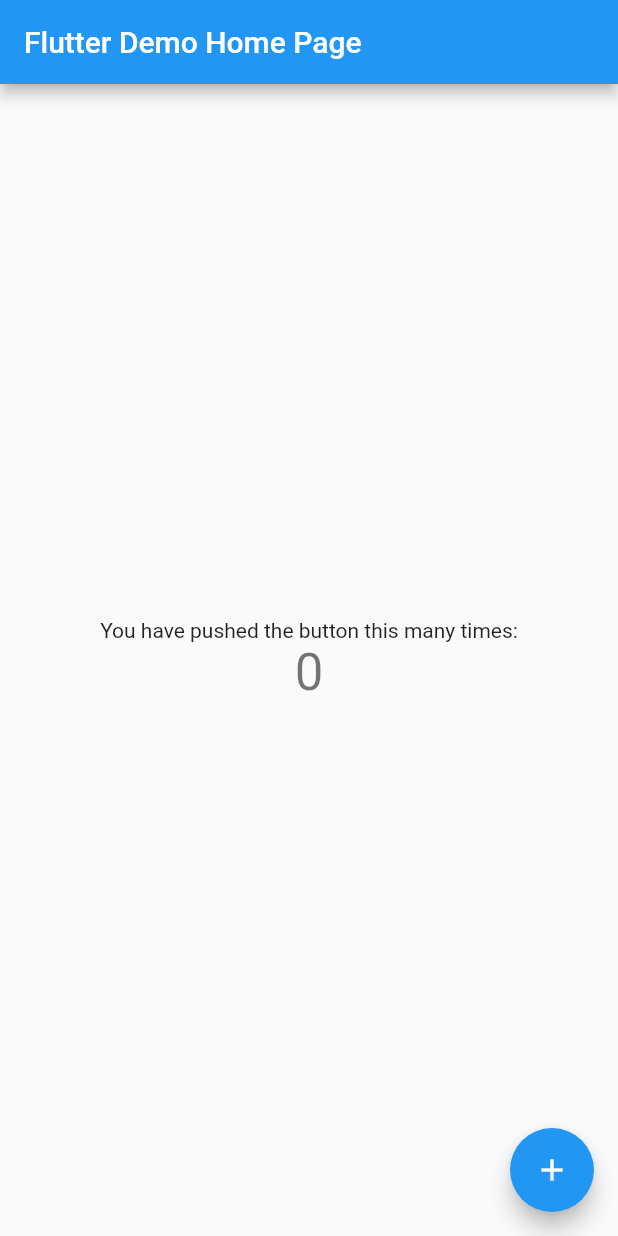
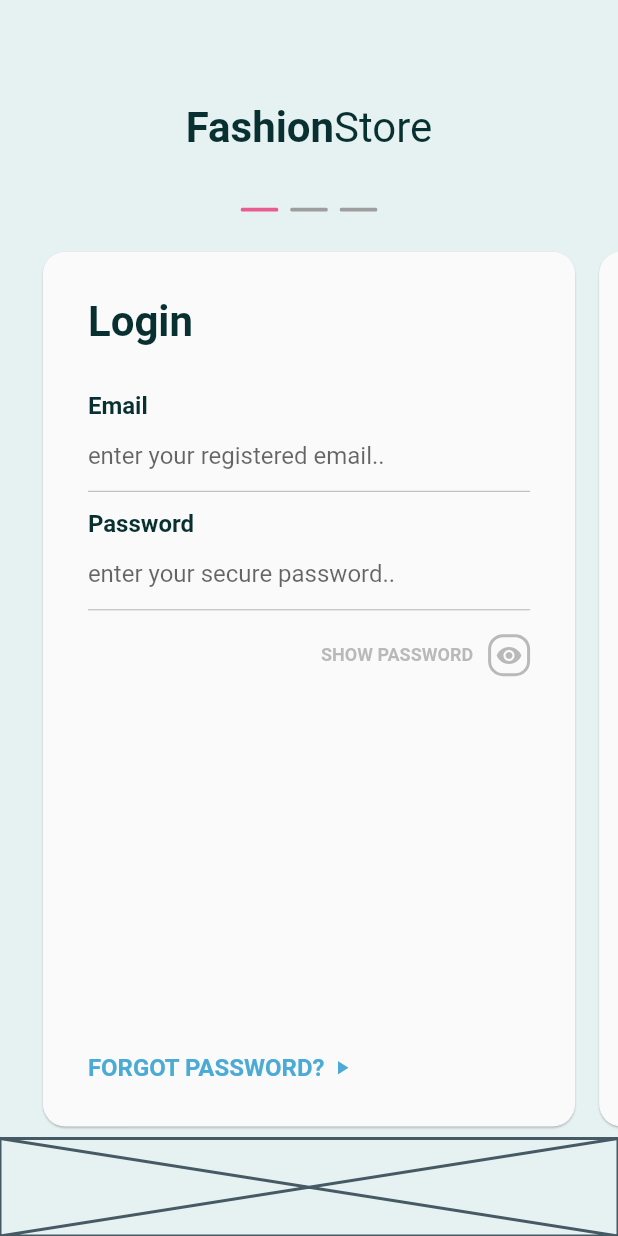
Before and after one commit to yusufexak/FashionStoreLoginDesing, a Flutter app: the screen it shows after launch, on a phone screen of 412 x 824 dp. Run offline on Flutter 3.47's test engine with Material 2 defaults, Android fonts, the phone set to English and light mode, and no system bars; drawn by our look-alikes of smooth_page_indicator; our stand-ins replace flutter_svg, google_fonts; Roboto replaces fonts that are missing (Abel).

Commit message:
login screens added

```diff
--- /dev/null
+++ b/lib/Components/joinwith_card.dart
@@ -0,0 +1,77 @@
+import 'package:flutter/material.dart';
+import 'package:logindesing/Utils/Constants/app_colors.dart';
+import 'package:logindesing/Utils/Constants/app_svg.dart';
+import 'package:logindesing/Widgets/socialcontainer.dart';
+
+class JoinCard extends StatelessWidget {
+  @override
+  Widget build(BuildContext context) {
+    var th = Theme.of(context).textTheme;
+    return Padding(
+      padding: const EdgeInsets.all(8),
+      child: Material(
+        elevation: .6,
+        borderRadius: BorderRadius.circular(15),
+        child: Container(
+          margin: EdgeInsets.all(30),
+          child: Column(
+            mainAxisAlignment: MainAxisAlignment.start,
+            crossAxisAlignment: CrossAxisAlignment.start,
+            children: [
+              Text(
+                "Join with",
+                style: th.headline1,
+              ),
+              SizedBox(
+                height: 30,
+              ),
+              SocialContainer(
+                isSelect: true,
+                svg: AppSvg.google,
+                title: "Google",
+              ),
+              SizedBox(
+                height: 20,
+              ),
+              SocialContainer(
+                isSelect: false,
+                svg: AppSvg.facebook,
+                title: "Facebook",
+              ),
+              SizedBox(
+                height: 20,
+              ),
+              SocialContainer(
+                isSelect: false,
+                svg: AppSvg.twitter,
+                title: "Twitter",
+              ),
+              SizedBox(
+                height: 20,
+              ),
+              Expanded(child: SizedBox.shrink()),
+              Align(
+                  alignment: Alignment.bottomLeft,
+                  child: Column(
+                    crossAxisAlignment: CrossAxisAlignment.stretch,
+                    children: [
+                      Text(
+                        "by singing up you have agreed to our",
+                        style: th.headline1.copyWith(
+                            color: AppColors.kDarkGreen.withOpacity(.5),
+                            fontSize: 12),
+                      ),
+                      Text(
+                        "TERMS OF USE & PrIVACY POLICY.",
+                        style: th.headline1.copyWith(
+                            color: Colors.pink.withOpacity(.5), fontSize: 12),
+                      ),
+                    ],
+                  )),
+            ],
+          ),
+        ),
+      ),
+    );
+  }
+}
--- /dev/null
+++ b/lib/Components/login_card.dart
@@ -0,0 +1,91 @@
+import 'package:flutter/material.dart';
+import 'package:logindesing/Utils/Constants/app_colors.dart';
+import 'package:logindesing/Widgets/app_text_field.dart';
+
+class LoginCard extends StatelessWidget {
+  @override
+  Widget build(BuildContext context) {
+    var th = Theme.of(context).textTheme;
+    return Padding(
+      padding: const EdgeInsets.all(8.0),
+      child: Material(
+        elevation: .6,
+        borderRadius: BorderRadius.circular(15),
+        child: Container(
+          margin: EdgeInsets.all(30),
+          child: Column(
+            mainAxisAlignment: MainAxisAlignment.start,
+            crossAxisAlignment: CrossAxisAlignment.start,
+            children: [
+              Text(
+                "Login",
+                style: th.headline1,
+              ),
+              SizedBox(
+                height: 30,
+              ),
+              AppTextField(
+                title: "Email",
+                hintText: "enter your registered email..",
+              ),
+              SizedBox(
+                height: 12,
+              ),
+              AppTextField(
+                title: "Password",
+                hintText: "enter your secure password..",
+              ),
+              SizedBox(
+                height: 16,
+              ),
+              Row(
+                mainAxisAlignment: MainAxisAlignment.end,
+                children: [
+                  Text(
+                    "SHOW PASSWORD",
+                    style: th.headline1.copyWith(
+                        fontSize: 12, color: Colors.grey.withOpacity(.7)),
+                  ),
+                  SizedBox(
+                    width: 10,
+                  ),
+                  Container(
+                    width: 28,
+                    height: 28,
+                    child: Icon(
+                      Icons.visibility,
+                      size: 18,
+                      color: Colors.grey.withOpacity(.7),
+                    ),
+                    decoration: BoxDecoration(
+                        borderRadius: BorderRadius.circular(10),
+                        border: Border.all(
+                            color: Colors.grey.withOpacity(.7), width: 2)),
+                  ),
+                ],
+              ),
+              Expanded(
+                child: Align(
+                    alignment: Alignment.bottomLeft,
+                    child: Row(
+                      children: [
+                        Text(
+                          "FORGOT PASSWORD? ",
+                          style: th.headline1
+                              .copyWith(color: AppColors.kBlue, fontSize: 16),
+                        ),
+                        Icon(
+                          Icons.play_arrow,
+                          size: 15,
+                          color: AppColors.kBlue,
+                        ),
+                      ],
+                    )),
+              ),
+            ],
+          ),
+        ),
+      ),
+    );
+  }
+}
--- /dev/null
+++ b/lib/Components/singup_card.dart
@@ -0,0 +1,78 @@
+import 'package:flutter/material.dart';
+import 'package:logindesing/Utils/Constants/app_colors.dart';
+import 'package:logindesing/Widgets/app_text_field.dart';
+
+class SingUpCard extends StatelessWidget {
+  @override
+  Widget build(BuildContext context) {
+    var th = Theme.of(context).textTheme;
+    return Padding(
+      padding: const EdgeInsets.all(8.0),
+      child: Material(
+        elevation: .6,
+        borderRadius: BorderRadius.circular(15),
+        child: Container(
+          margin: EdgeInsets.all(30),
+          child: Column(
+            mainAxisAlignment: MainAxisAlignment.start,
+            crossAxisAlignment: CrossAxisAlignment.start,
+            children: [
+              Text(
+                "Sing Up",
+                style: th.headline1,
+              ),
+              SizedBox(
+                height: 30,
+              ),
+              AppTextField(
+                title: "User Name",
+                hintText: "your firs & last name..",
+              ),
+              SizedBox(
+                height: 12,
+              ),
+              AppTextField(
+                title: "Email",
+                hintText: "enter your email adress..",
+              ),
+              SizedBox(
+                height: 12,
+              ),
+              AppTextField(
+                title: "Password",
+                hintText: "create a strong pasword..",
+                visible: true,
+              ),
+              SizedBox(
+                height: 12,
+              ),
+              AppTextField(
+                title: "Confirm Password",
+                hintText: "repeat your password..",
+              ),
+              Expanded(child: SizedBox.shrink()),
+              Align(
+                  alignment: Alignment.bottomLeft,
+                  child: Column(
+                    crossAxisAlignment: CrossAxisAlignment.stretch,
+                    children: [
+                      Text(
+                        "by singing up you have agreed to our",
+                        style: th.headline1.copyWith(
+                            color: AppColors.kDarkGreen.withOpacity(.5),
+                            fontSize: 12),
+                      ),
+                      Text(
+                        "TERMS OF USE & PrIVACY POLICY.",
+                        style: th.headline1.copyWith(
+                            color: Colors.pink.withOpacity(.5), fontSize: 12),
+                      ),
+                    ],
+                  )),
+            ],
+          ),
+        ),
+      ),
+    );
+  }
+}
--- /dev/null
+++ b/lib/Utils/Constants/app_colors.dart
@@ -0,0 +1,8 @@
+import 'package:flutter/material.dart';
+
+class AppColors {
+  static const kGrey = Color(0xFFE6F1F2);
+  static const kBlue = Color(0xFF4BAAD6);
+  static const kDarkGreen = Color(0xFF093030);
+  static const kPink = Color(0xFFCD9EB7);
+}
--- /dev/null
+++ b/lib/Utils/Constants/app_svg.dart
@@ -0,0 +1,6 @@
+class AppSvg {
+  static const _url = "Assets/";
+  static const facebook = "${_url}facebook.svg";
+  static const google = "${_url}google.svg";
+  static const twitter = "${_url}twitter.svg";
+}
--- /dev/null
+++ b/lib/Utils/Constants/app_theme.dart
@@ -0,0 +1,37 @@
+import 'package:flutter/material.dart';
+import 'package:google_fonts/google_fonts.dart';
+import 'package:logindesing/Utils/Constants/app_colors.dart';
+
+class AppTheme {
+  static final myTheme = ThemeData(
+    visualDensity: VisualDensity.adaptivePlatformDensity,
+    textTheme: GoogleFonts.abelTextTheme().copyWith(
+      headline1: TextStyle(
+        color: AppColors.kDarkGreen,
+        fontSize: 28,
+        fontWeight: FontWeight.bold,
+      ),
+    ),
+    cursorColor: Colors.grey,
+    inputDecorationTheme: InputDecorationTheme(
+        fillColor: Colors.grey,
+        hoverColor: Colors.grey,
+        focusColor: Colors.grey,
+        focusedBorder: UnderlineInputBorder(
+          borderSide: BorderSide(
+            color: Colors.grey,
+            width: .5,
+          ),
+        ),
+        enabledBorder: UnderlineInputBorder(
+          borderSide: BorderSide(
+            color: Colors.grey,
+            width: .5,
+          ),
+        ),
+        labelStyle: TextStyle(
+            color: AppColors.kDarkGreen,
+            fontSize: 20,
+            fontWeight: FontWeight.bold)),
+  );
+}
--- /dev/null
+++ b/lib/Views/login_view.dart
@@ -0,0 +1,99 @@
+import 'package:flutter/material.dart';
+import 'package:logindesing/Components/joinwith_card.dart';
+import 'package:logindesing/Components/login_card.dart';
+import 'package:logindesing/Components/singup_card.dart';
+import 'package:logindesing/Utils/Constants/app_colors.dart';
+import 'package:smooth_page_indicator/smooth_page_indicator.dart';
+
+class Login extends StatefulWidget {
+  @override
+  _LoginState createState() => _LoginState();
+}
+
+class _LoginState extends State<Login> {
+  PageController pageCont;
+  @override
+  void initState() {
+    super.initState();
+    pageCont = PageController(
+      viewportFraction: .9,
+    );
+  }
+
+  @override
+  Widget build(BuildContext context) {
+    var textTheme = Theme.of(context).textTheme;
+    return Scaffold(
+      resizeToAvoidBottomInset: false,
+      backgroundColor: AppColors.kGrey,
+      body: Column(
+        mainAxisSize: MainAxisSize.max,
+        mainAxisAlignment: MainAxisAlignment.start,
+        children: [
+          buildTitleText(textTheme),
+          buildIndicator(),
+          buildPages(),
+          Placeholder(
+            fallbackHeight: 65,
+          )
+        ],
+      ),
+    );
+  }
+
+  Widget buildPages() {
+    return Expanded(
+      flex: 15,
+      child: PageView(
+        physics: BouncingScrollPhysics(),
+        controller: pageCont,
+        children: [
+          LoginCard(),
+          SingUpCard(),
+          JoinCard(),
+        ],
+      ),
+    );
+  }
+
+  Widget buildIndicator() {
+    return Expanded(
+      flex: 1,
+      child: Center(
+        child: SmoothPageIndicator(
+          controller: pageCont,
+          count: 3,
+          effect: SwapEffect(
+              activeDotColor: Colors.pink.withOpacity(.7),
+              radius: 1,
+              dotWidth: 25,
+              dotHeight: 2.5),
+        ),
+      ),
+    );
+  }
+
+  Widget buildTitleText(TextTheme textTheme) {
+    return Expanded(
+      flex: 3,
+      child: Padding(
+        padding: const EdgeInsets.only(top: 50),
+        child: Row(
+          mainAxisAlignment: MainAxisAlignment.center,
+          children: [
+            Text(
+              "Fashion",
+              style: textTheme.headline1,
+            ),
+            Text(
+              "Store",
+              style: textTheme.headline1.copyWith(
+                fontWeight: FontWeight.normal,
+              ),
+            ),
+          ],
+        ),
+      ),
+    );
+  }
+}
--- /dev/null
+++ b/lib/Widgets/app_text_field.dart
@@ -0,0 +1,52 @@
+import 'package:flutter/material.dart';
+
+class AppTextField extends StatelessWidget {
+  final String title;
+  final String hintText;
+  final bool visible;
+  const AppTextField({
+    Key key,
+    this.title,
+    this.hintText,
+    this.visible = false,
+  }) : super(key: key);
+
+  @override
+  Widget build(BuildContext context) {
+    return Column(
+      mainAxisSize: MainAxisSize.max,
+      crossAxisAlignment: CrossAxisAlignment.start,
+      children: [
+        Row(
+          mainAxisAlignment: MainAxisAlignment.spaceBetween,
+          children: [
+            Text(
+              title,
+              style:
+                  Theme.of(context).textTheme.headline1.copyWith(fontSize: 16),
+            ),
+            Visibility(
+              visible: visible,
+              child: Container(
+                width: 28,
+                height: 28,
+                child: Icon(
+                  Icons.visibility,
+                  size: 18,
+                  color: Colors.grey.withOpacity(.7),
+                ),
+                decoration: BoxDecoration(
+                    borderRadius: BorderRadius.circular(10),
+                    border: Border.all(
+                        color: Colors.grey.withOpacity(.7), width: 2)),
+              ),
+            ),
+          ],
+        ),
+        TextField(
+          decoration: InputDecoration(hintText: hintText),
+        ),
+      ],
+    );
+  }
+}
--- /dev/null
+++ b/lib/Widgets/socialcontainer.dart
@@ -0,0 +1,74 @@
+import 'package:flutter/material.dart';
+import 'package:flutter_svg/flutter_svg.dart';
+
+class SocialContainer extends StatelessWidget {
+  final String svg;
+  final String title;
+  final bool isSelect;
+
+  const SocialContainer({Key key, this.svg, this.title, this.isSelect = false})
+      : super(key: key);
+  @override
+  Widget build(BuildContext context) {
+    return Container(
+      width: double.infinity,
+      height: 80,
+      decoration: BoxDecoration(
+        borderRadius: BorderRadius.circular(
+          15,
+        ),
+        border: Border.all(
+          color: Colors.grey.withOpacity(0.5),
+          width: 1.5,
+        ),
+      ),
+      child: Container(
+        margin: EdgeInsets.all(20),
+        child: Row(
+          crossAxisAlignment: CrossAxisAlignment.center,
+          children: [
+            SvgPicture.asset(
+              svg,
+              height: 35,
+            ),
+            Expanded(
+              child: Padding(
+                padding: const EdgeInsets.only(left: 20),
+                child: Text(
+                  title,
+                  style: Theme.of(context)
+                      .textTheme
+                      .headline1
+                      .copyWith(fontSize: 16),
+                ),
+              ),
+            ),
+            SizedBox(
+              child: isSelect == true
+                  ? Container(
+                      width: 25,
+                      height: 25,
+                      decoration: BoxDecoration(
+                          color: Colors.pink.withOpacity(.7),
+                          shape: BoxShape.circle),
+                      child: Icon(
+                        Icons.done,
+                        size: 16,
+                        color: Colors.white,
+                      ),
+                    )
+                  : Container(
+                      width: 25,
+                      height: 25,
+                      decoration: BoxDecoration(
+                          border: Border.all(
+                              color: Colors.grey.withOpacity(.7), width: 2),
+                          shape: BoxShape.circle),
+                    ),
+            ),
+          ],
+        ),
+      ),
+    );
+  }
+}
--- a/lib/main.dart
+++ b/lib/main.dart
@@ -1,117 +1,19 @@
 import 'package:flutter/material.dart';
+import 'package:logindesing/Utils/Constants/app_theme.dart';
+import 'Views/login_view.dart';
 
 void main() {
   runApp(MyApp());
 }
 
 class MyApp extends StatelessWidget {
-  // This widget is the root of your application.
   @override
   Widget build(BuildContext context) {
     return MaterialApp(
-      title: 'Flutter Demo',
-      theme: ThemeData(
-        // This is the theme of your application.
-        //
-        // Try running your application with "flutter run". You'll see the
-        // application has a blue toolbar. Then, without quitting the app, try
-        // changing the primarySwatch below to Colors.green and then invoke
-        // "hot reload" (press "r" in the console where you ran "flutter run",
-        // or simply save your changes to "hot reload" in a Flutter IDE).
-        // Notice that the counter didn't reset back to zero; the application
-        // is not restarted.
-        primarySwatch: Colors.blue,
-        // This makes the visual density adapt to the platform that you run
-        // the app on. For desktop platforms, the controls will be smaller and
-        // closer together (more dense) than on mobile platforms.
-        visualDensity: VisualDensity.adaptivePlatformDensity,
-      ),
-      home: MyHomePage(title: 'Flutter Demo Home Page'),
+      debugShowCheckedModeBanner: false,
+      title: 'Flutter Login',
+      theme: AppTheme.myTheme,
+      home: Login(),
     );
   }
 }
-
-class MyHomePage extends StatefulWidget {
-  MyHomePage({Key key, this.title}) : super(key: key);
-
-  // This widget is the home page of your application. It is stateful, meaning
-  // that it has a State object (defined below) that contains fields that affect
-  // how it looks.
-
-  // This class is the configuration for the state. It holds the values (in this
-  // case the title) provided by the parent (in this case the App widget) and
-  // used by the build method of the State. Fields in a Widget subclass are
-  // always marked "final".
-
-  final String title;
-
-  @override
-  _MyHomePageState createState() => _MyHomePageState();
-}
-
-class _MyHomePageState extends State<MyHomePage> {
-  int _counter = 0;
-
-  void _incrementCounter() {
-    setState(() {
-      // This call to setState tells the Flutter framework that something has
-      // changed in this State, which causes it to rerun the build method below
-      // so that the display can reflect the updated values. If we changed
-      // _counter without calling setState(), then the build method would not be
-      // called again, and so nothing would appear to happen.
-      _counter++;
-    });
-  }
-
-  @override
-  Widget build(BuildContext context) {
-    // This method is rerun every time setState is called, for instance as done
-    // by the _incrementCounter method above.
-    //
-    // The Flutter framework has been optimized to make rerunning build methods
-    // fast, so that you can just rebuild anything that needs updating rather
-    // than having to individually change instances of widgets.
-    return Scaffold(
-      appBar: AppBar(
-        // Here we take the value from the MyHomePage object that was created by
-        // the App.build method, and use it to set our appbar title.
-        title: Text(widget.title),
-      ),
-      body: Center(
-        // Center is a layout widget. It takes a single child and positions it
-        // in the middle of the parent.
-        child: Column(
-          // Column is also a layout widget. It takes a list of children and
-          // arranges them vertically. By default, it sizes itself to fit its
-          // children horizontally, and tries to be as tall as its parent.
-          //
-          // Invoke "debug painting" (press "p" in the console, choose the
-          // "Toggle Debug Paint" action from the Flutter Inspector in Android
-          // Studio, or the "Toggle Debug Paint" command in Visual Studio Code)
-          // to see the wireframe for each widget.
-          //
-          // Column has various properties to control how it sizes itself and
-          // how it positions its children. Here we use mainAxisAlignment to
-          // center the children vertically; the main axis here is the vertical
-          // axis because Columns are vertical (the cross axis would be
-          // horizontal).
-          mainAxisAlignment: MainAxisAlignment.center,
-          children: <Widget>[
-            Text(
-              'You have pushed the button this many times:',
-            ),
-            Text(
-              '$_counter',
-              style: Theme.of(context).textTheme.headline4,
-            ),
-          ],
-        ),
-      ),
-      floatingActionButton: FloatingActionButton(
-        onPressed: _incrementCounter,
-        tooltip: 'Increment',
-        child: Icon(Icons.add),
-      ), // This trailing comma makes auto-formatting nicer for build methods.
-    );
-  }
-}
```
Also changed, not shown: pubspec.yaml (+5 -3 lines), Assets/facebook.svg (added), Assets/google.svg (added), Assets/twitter.svg (added), pubspec.lock.
